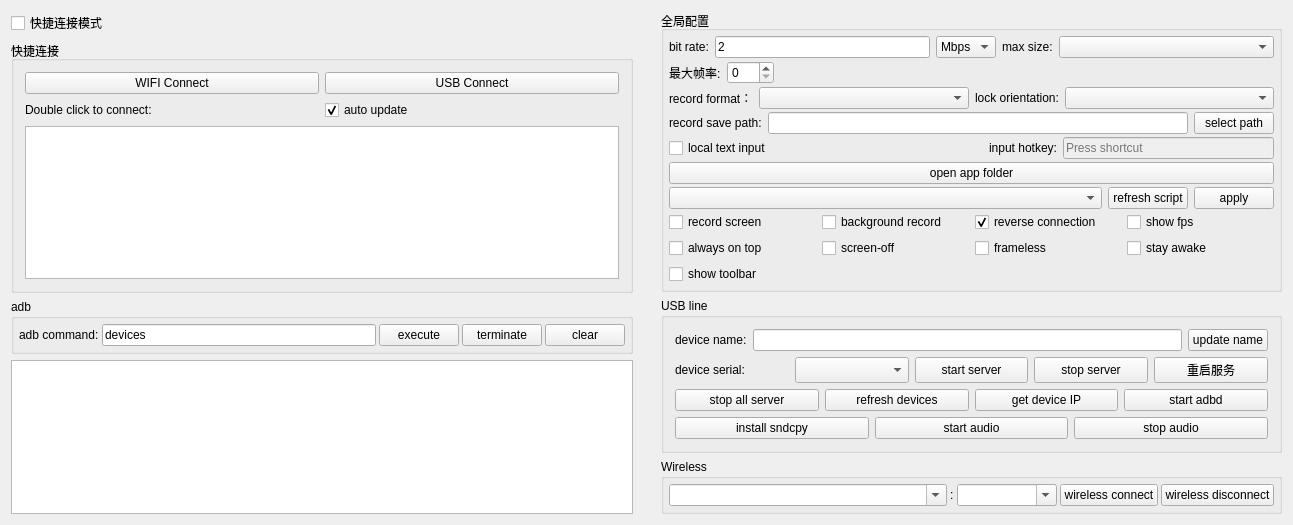
The window that QtScrcpy/ui/dialog.ui (Nisecata1/QtScrcpy-boost) describes before a commit, drawn with Qt 5.
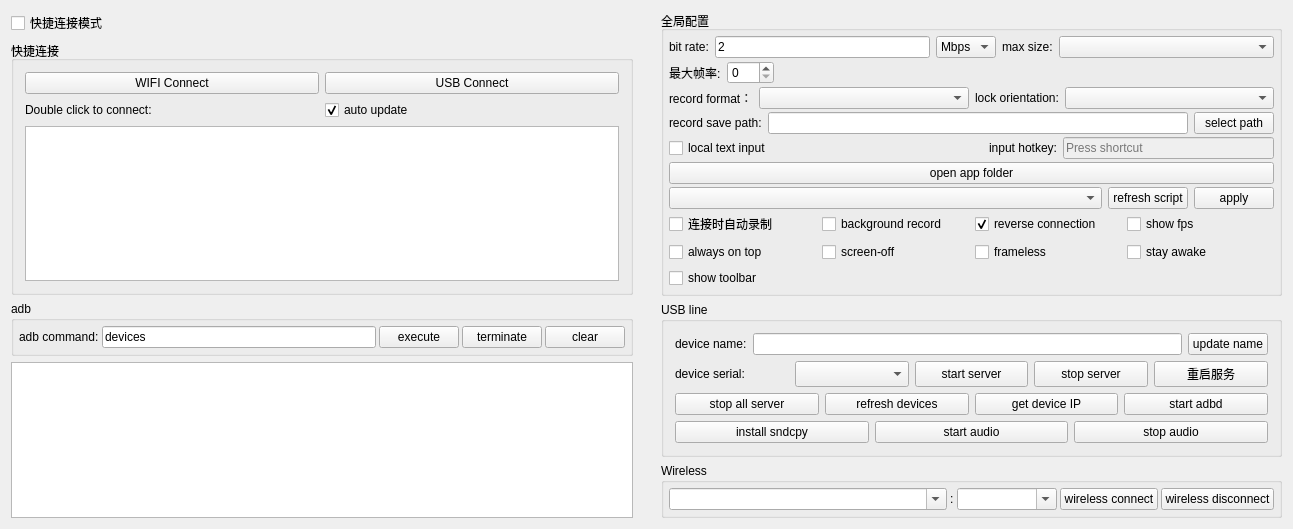
The same window after the commit.

Diff of the .ui file:
```diff
--- a/QtScrcpy/ui/dialog.ui
+++ b/QtScrcpy/ui/dialog.ui
@@ -814,7 +814,7 @@
                </sizepolicy>
               </property>
               <property name="text">
-               <string>record screen</string>
+               <string>连接时自动录制</string>
               </property>
              </widget>
             </item>
```
